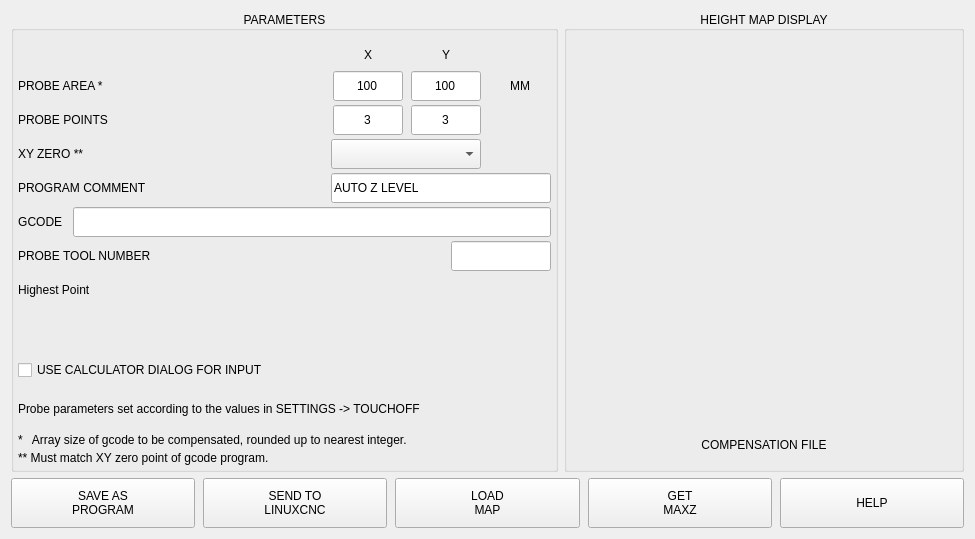
Above: utils/zlevel.ui from persei802/QtDragon_hd before the change. Below: the same form after it.
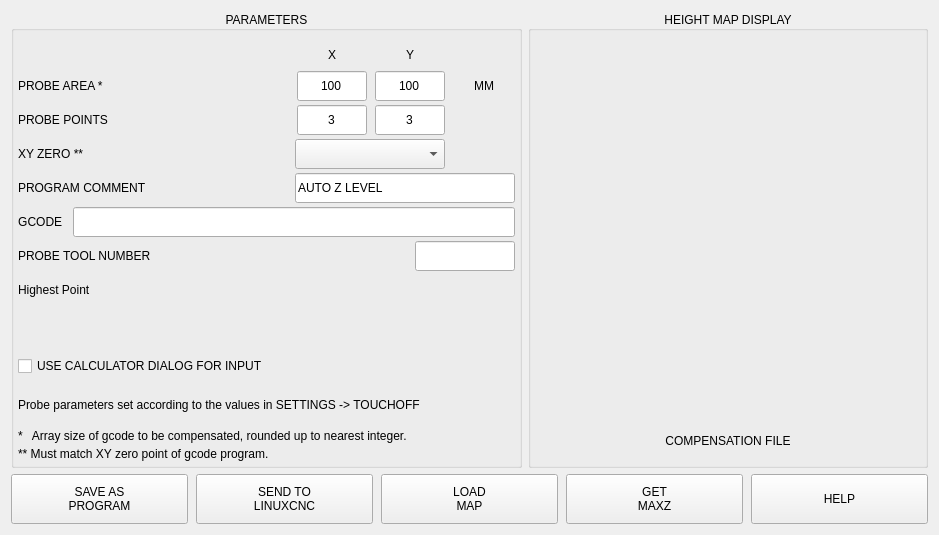
That is the form after the change.

Commit message: fixed zlevel class object update to handler

Patch:
```diff
--- a/utils/zlevel.ui
+++ b/utils/zlevel.ui
@@ -6,8 +6,8 @@
    <rect>
     <x>0</x>
     <y>0</y>
-    <width>975</width>
-    <height>539</height>
+    <width>939</width>
+    <height>535</height>
    </rect>
   </property>
   <property name="sizePolicy">
@@ -508,6 +508,9 @@
               <height>30</height>
              </size>
             </property>
+            <property name="readOnly">
+             <bool>true</bool>
+            </property>
            </widget>
           </item>
          </layout>
```
The commit also changes 5 other files.
